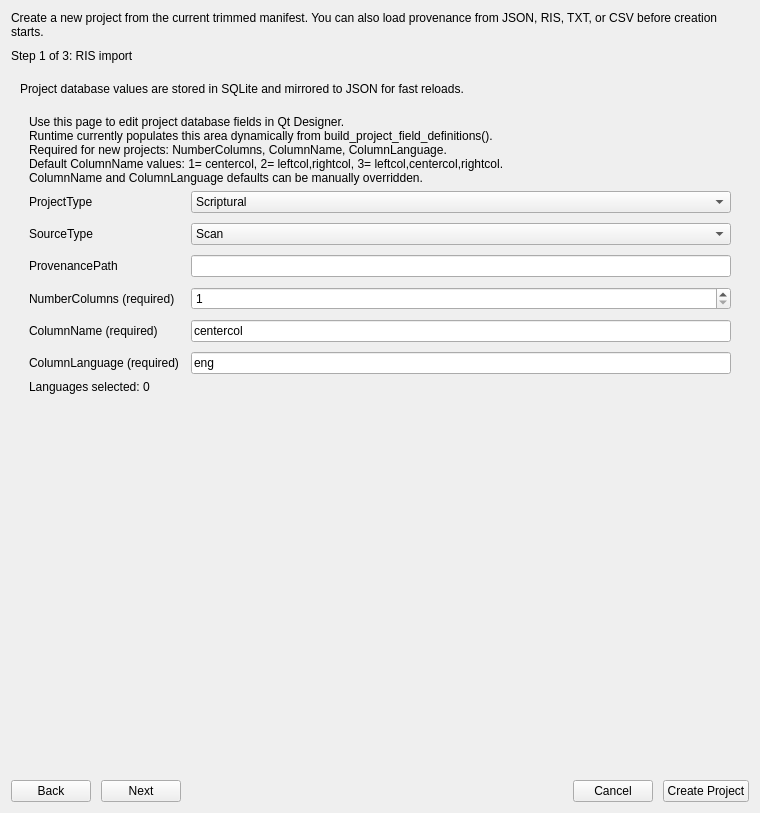
Before: the Qt Designer form Developer/QtDesignerUI/ProjectCreationWizardDialog.ui in preachermax/BiblionOCR, drawn with Qt 5.
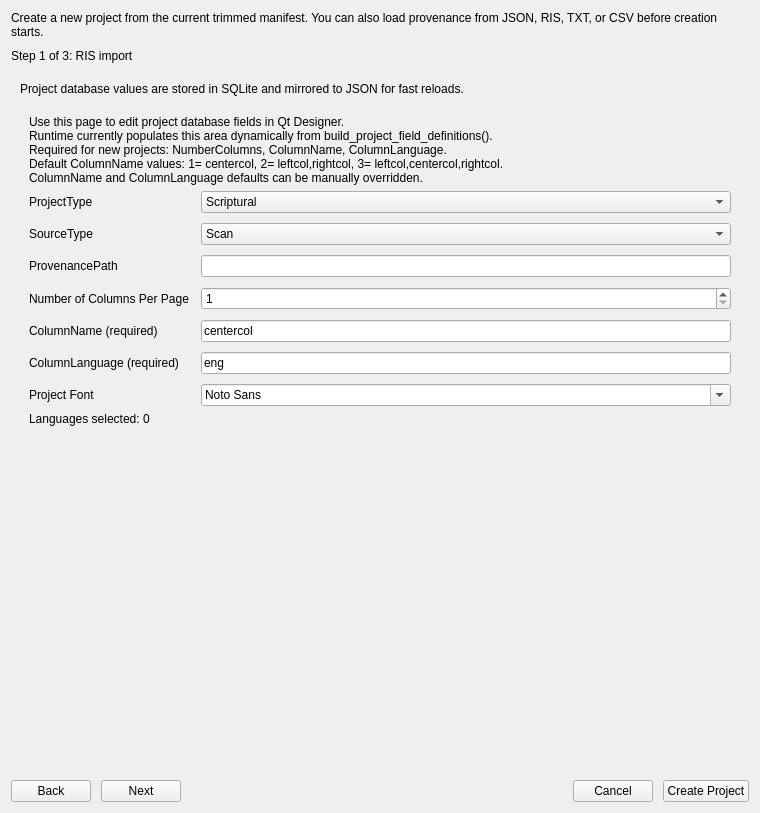
After: the same form once the commit is applied. The open tabs and pages were chosen to show the change.

Diff of the .ui file:
```diff
--- a/Developer/QtDesignerUI/ProjectCreationWizardDialog.ui
+++ b/Developer/QtDesignerUI/ProjectCreationWizardDialog.ui
@@ -527,7 +527,7 @@
              <item row="3" column="0">
               <widget class="QLabel" name="databaseNumberColumnsLabel">
                <property name="text">
-                <string>NumberColumns (required)</string>
+                                <string>Number of Columns Per Page</string>
                </property>
               </widget>
              </item>
@@ -572,6 +572,22 @@
                </property>
               </widget>
              </item>
+             <item row="6" column="0">
+              <widget class="QLabel" name="databaseProjectFontLabel">
+               <property name="text">
+                <string>Project Font</string>
+               </property>
+              </widget>
+             </item>
+             <item row="6" column="1">
+              <widget class="QFontComboBox" name="database_project_font_combo">
+               <property name="currentFont">
+                <font>
+                 <family>FROMVS</family>
+                </font>
+               </property>
+              </widget>
+             </item>
             </layout>
            </item>
            <item>
```
